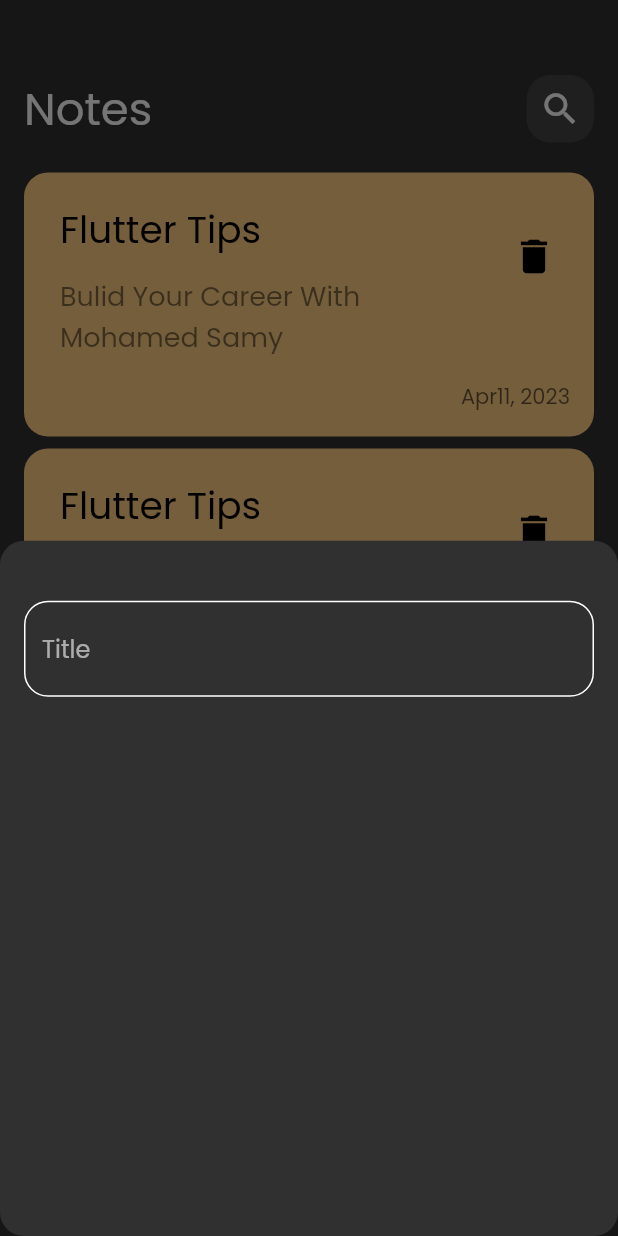
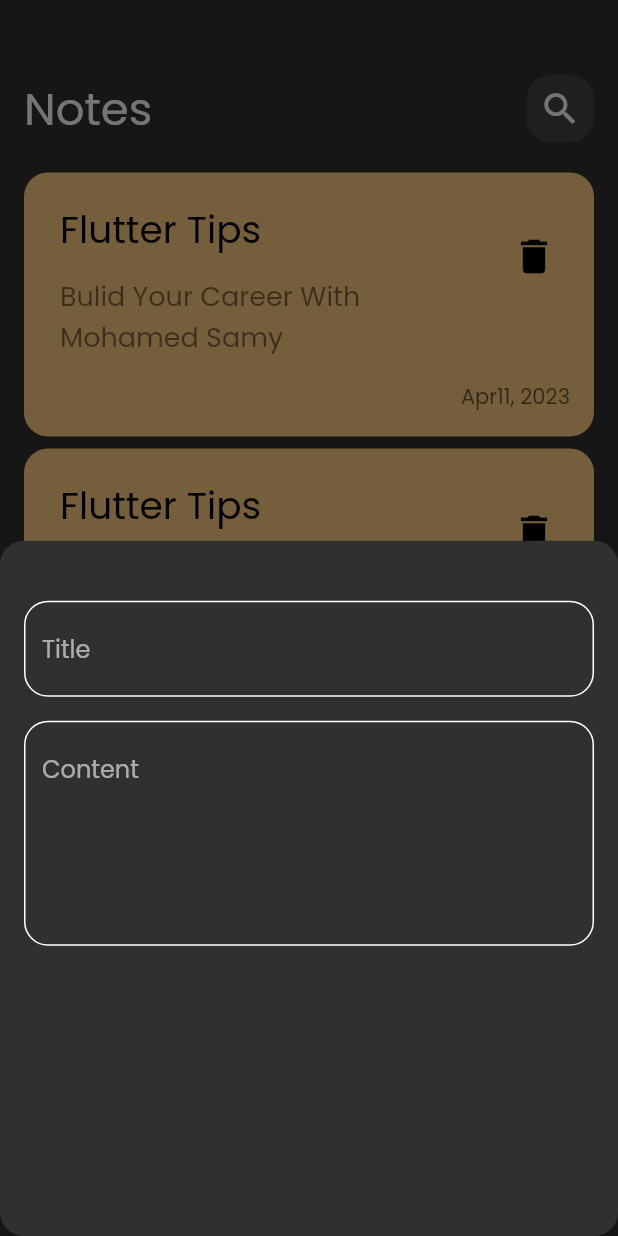
Before and after one commit to MahamedMahgoub/Notes-App, a Flutter app: the screen it shows after launch, after a tap on the "add" icon, on a phone screen of 412 x 824 dp. Run offline on Flutter 3.47's test engine with Material 2 defaults, Android fonts, the phone set to English and light mode, and no system bars.

Commit message:
add field to notes buttom sheet

```diff
--- a/lib/views/widegts/add_note_sheet.dart
+++ b/lib/views/widegts/add_note_sheet.dart
@@ -10,9 +10,15 @@ class AddNoteSheet extends StatelessWidget {
     return Column(
       children: const [
         Padding(
-          padding: EdgeInsets.only(top: 40, left: 16, right: 16),
-          child: CustomTextField(),
+          padding: EdgeInsets.only(top: 40, bottom: 16),
+          child: CustomTextField(
+            hint: 'Title',
+          ),
         ),
+        CustomTextField(
+          hint: 'Content',
+          maxLines: 5,
+        )
       ],
     );
   }
--- a/lib/views/widegts/custom_text_field.dart
+++ b/lib/views/widegts/custom_text_field.dart
@@ -2,16 +2,21 @@ import 'package:flutter/material.dart';
 import 'package:notes_app/constants.dart';
 
 class CustomTextField extends StatelessWidget {
-  const CustomTextField({super.key});
-
+  const CustomTextField({super.key, required this.hint, this.maxLines = 1});
+  final String hint;
+  final int maxLines;
   @override
   Widget build(BuildContext context) {
-    return TextField(
-      cursorColor: kPrimaryColor,
-      decoration: InputDecoration(
-        hintText: 'Title',
-        enabledBorder: bulidBorder(),
-        focusedBorder: bulidBorder(color: kPrimaryColor),
+    return Padding(
+      padding: const EdgeInsets.symmetric(horizontal: 16),
+      child: TextField(
+        maxLines: maxLines,
+        cursorColor: kPrimaryColor,
+        decoration: InputDecoration(
+          hintText: hint,
+          enabledBorder: bulidBorder(),
+          focusedBorder: bulidBorder(color: kPrimaryColor),
+        ),
       ),
     );
   }
```
